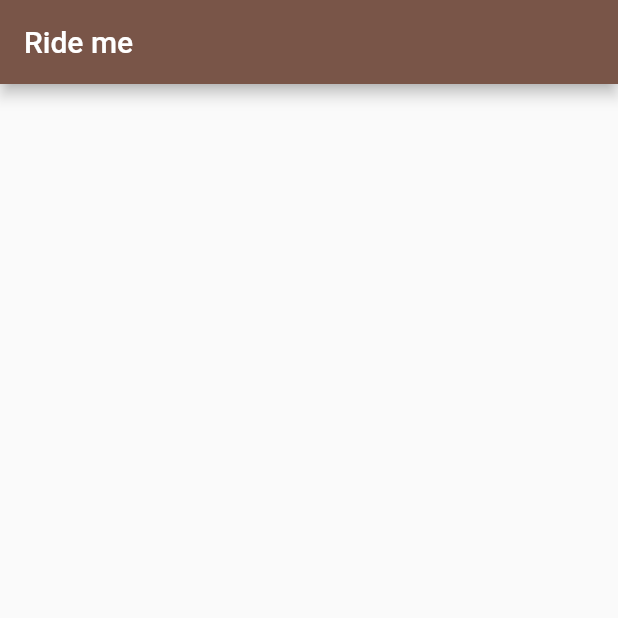
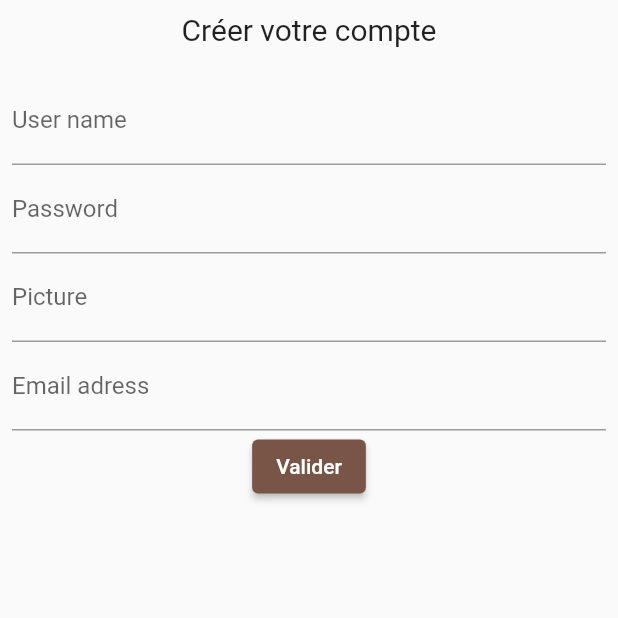
Before and after one commit to Sooniii/Projet-Flutter, a Flutter app: the screen it shows after launch, on a phone screen of 412 x 824 dp, the top half of it. Run offline on Flutter 3.47's test engine with Material 2 defaults, Android fonts, the phone set to English and light mode, and no system bars; missing offline and left inert: mongo_dart.

Commit message:
register page

```diff
--- a/lib/main.dart
+++ b/lib/main.dart
@@ -1,4 +1,5 @@
 import 'package:flutter/material.dart';
+import 'package:projet_flutter/register.dart';
 import 'HomePage.dart';
 import 'db/mongo_dart.dart';
 
@@ -18,7 +19,7 @@ class MyApp extends StatelessWidget {
       theme: ThemeData(
         primarySwatch: Colors.brown,
       ),
-      home: const MyHomePage(title: 'Ride me'),
+      home: const Register(title: 'Ride me'),
     );
   }
 }
--- /dev/null
+++ b/lib/register.dart
@@ -0,0 +1,84 @@
+import 'package:flutter/material.dart';
+import 'package:mongo_dart/mongo_dart.dart' as M;
+import 'package:projet_flutter/class/User.dart';
+import 'db/mongo_dart.dart';
+
+class Register extends StatefulWidget {
+  const Register({Key? key, required String title}) : super(key: key);
+
+
+  @override
+  State<Register> createState() => _RegisterState();
+}
+
+class _RegisterState extends State<Register> {
+  var userNameController =  TextEditingController();
+  var passwordController =  TextEditingController();
+  var pictureController =  TextEditingController();
+  var emailAdressController =  TextEditingController();
+
+  @override
+  Widget build(BuildContext context) {
+    return Scaffold(
+      body: SafeArea(
+        child: Padding(
+          padding: const EdgeInsets.all(8.0),
+          child: Column(
+            children: [
+              Text("Créer votre compte", style: TextStyle(fontSize: 20),
+              ),
+              SizedBox(height: 20),
+              TextField(
+                controller: userNameController,
+                decoration: InputDecoration(labelText: "User name"),
+              ),
+              TextField(
+                controller: passwordController,
+                decoration: InputDecoration(labelText: "Password"),
+              ),
+              TextField(
+                controller: pictureController,
+                decoration: InputDecoration(labelText: "Picture"),
+              ),
+              TextField(
+                controller: emailAdressController,
+                decoration: InputDecoration(labelText: "Email adress"),
+              ),
+              Row(
+                mainAxisAlignment: MainAxisAlignment.center,
+                children: [
+                  ElevatedButton(onPressed: () {
+                    _insertData(
+                      userNameController.text,
+                      passwordController.text,
+                      pictureController.text,
+                      emailAdressController.text,
+                    );
+                  }, child: Text("Valider"))
+                ],
+              )
+            ],
+          ),
+        ),
+      ),
+    );
+  }
+
+
+  Future<void> _insertData(String userName, String password, String picture, String emailAdress) async {
+    try {
+      var _id = M.ObjectId();
+      var data =
+      ({
+        "_id": _id,
+        "userName": userNameController.text,
+        "password": passwordController.text,
+        "picture" : passwordController.text,
+        "emailAdress" : emailAdressController.text,
+      });
+      await MongoDatabase.insertOne(data);
+    } catch (e) {
+      print (e);
+    }
+  }
+}
```
Also changed, not shown: lib/db/mongo_dart.dart (+17 -5 lines), lib/class/User.dart (line endings or trailing spaces).
